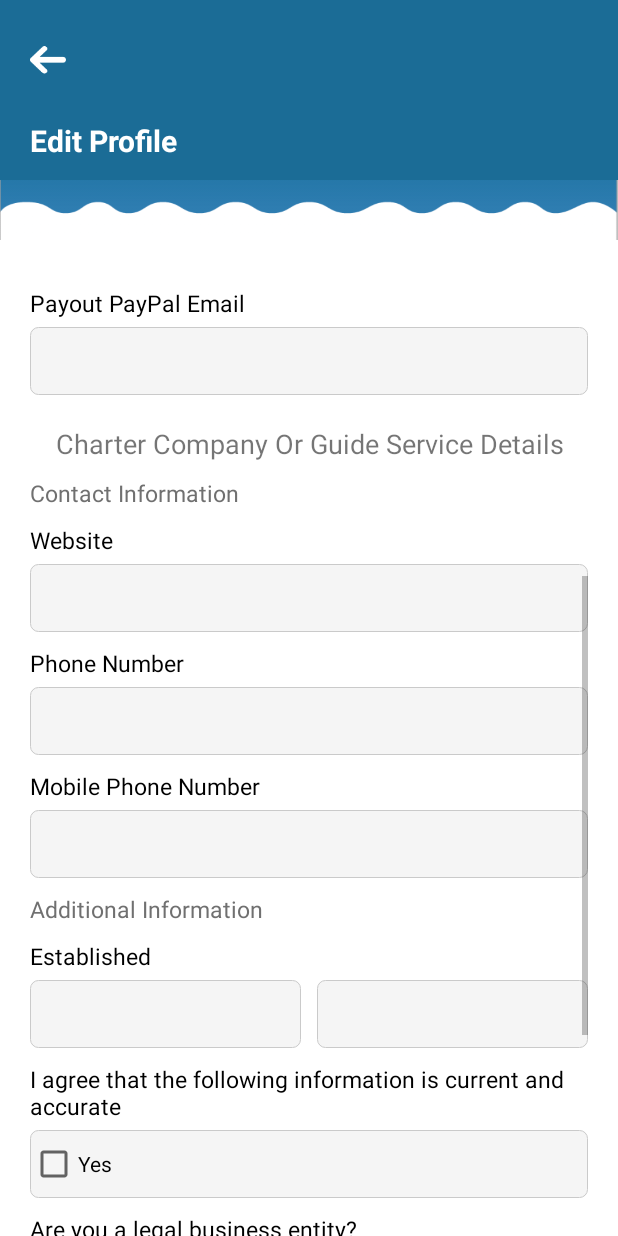
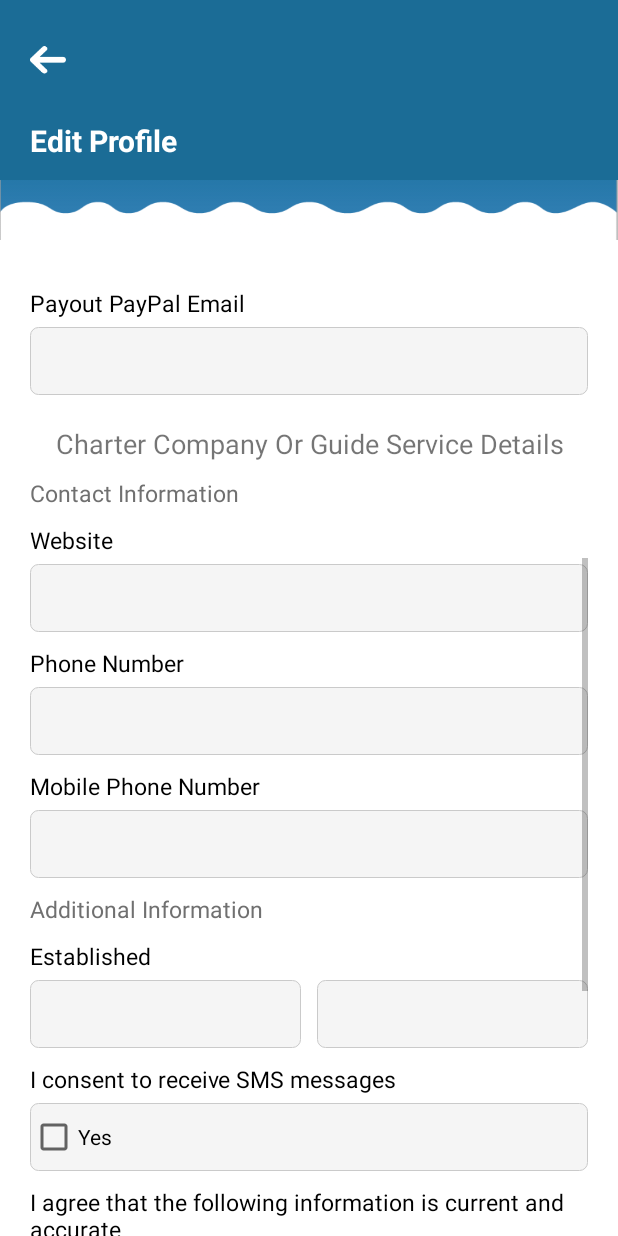
Before and after one commit to preetkewl/FishAnywhere, an Android app: the EditProfileActivity screen opened directly, with no data from a screen before it, scrolled down 457 dp, on a phone screen of 412 x 824 dp. Run offline under Robolectric (Android 15) with nearby library versions, the phone set to English and light mode, and no system bars; our stand-ins replace ButterKnife.

Commit message:
Edit profile bug fixing

```diff
--- a/app/src/main/java/com/apps/fishanywhere/model/webrequest/RetrofitPost.java
+++ b/app/src/main/java/com/apps/fishanywhere/model/webrequest/RetrofitPost.java
@@ -106,7 +106,7 @@ public interface RetrofitPost {
             @Field("profile_website") String website,
             @Field("profile_phone_number") String phoneNumber,
             @Field("profile_mobile_phone_number") String mobiliPhoneNumber,
-            @Field("profile_sms_consent") String smsContent,
+            @Field("profile_sms_consent") boolean smsContent,
             @Field("description") String description,
             @Field("user_id") String userId
     );
--- a/app/src/main/java/com/apps/fishanywhere/presenter/EditCaptainDetailsPresenter.java
+++ b/app/src/main/java/com/apps/fishanywhere/presenter/EditCaptainDetailsPresenter.java
@@ -1,6 +1,7 @@
 package com.apps.fishanywhere.presenter;
 
 import android.content.Context;
+import android.util.Log;
 
 import com.apps.fishanywhere.R;
 import com.apps.fishanywhere.misc.AppConstants;
@@ -45,6 +46,7 @@ public class EditCaptainDetailsPresenter {
                     if(response!=null && response.body()!=null && response.code()==200){
 
                         editCaptainDetailsInterface.getCaptainDetails(response.body());
+
                     }else if(response!=null && response.body()==null && response.code()==401){
                         editCaptainDetailsInterface.finish(context.getResources().getString(R.string.invalid_user_name_password));
                     }
@@ -107,7 +109,7 @@ public class EditCaptainDetailsPresenter {
                     website,
                     phoneNumber,
                     mobileNumber,
-                    "Yes",
+                    currentInfoCurrnetAccurate,
                     "Yes",
                     userId
 
--- a/app/src/main/res/layout/activity_edit_profile.xml
+++ b/app/src/main/res/layout/activity_edit_profile.xml
@@ -404,13 +404,29 @@
                                 android:layout_width="0dp"
                                 android:layout_height="45dp"/>
                         </LinearLayout>
+
                         <TextView
                             android:layout_marginTop="@dimen/dimen_10dp"
                             android:textColor="@color/colorBlack"
                             android:textSize="15sp"
-                            android:text="@string/aggree"
+                            android:text="@string/aggree_consent"
                             android:layout_width="wrap_content"
                             android:layout_height="wrap_content"/>
+                        <CheckBox
+                            android:text="@string/yes"
+                            android:id="@+id/cb_aggree_consent"
+                            android:layout_marginTop="@dimen/dimen_5dp"
+                            android:background="@drawable/selector_edittext_createlisting"
+                            android:layout_width="match_parent"
+                            android:layout_height="45dp"/>
+
+                        <TextView
+                        android:layout_marginTop="@dimen/dimen_10dp"
+                        android:textColor="@color/colorBlack"
+                        android:textSize="15sp"
+                        android:text="@string/aggree"
+                        android:layout_width="wrap_content"
+                        android:layout_height="wrap_content"/>
                         <CheckBox
                             android:text="@string/yes"
                             android:id="@+id/cb_aggree"
@@ -418,6 +434,7 @@
                             android:background="@drawable/selector_edittext_createlisting"
                             android:layout_width="match_parent"
                             android:layout_height="45dp"/>
+
                         <TextView
                             android:layout_marginTop="@dimen/dimen_10dp"
                             android:textColor="@color/colorBlack"
--- a/app/src/main/res/values/strings.xml
+++ b/app/src/main/res/values/strings.xml
@@ -363,6 +363,7 @@
     <string name="additional_info">Additional Information</string>
     <string name="established">Established</string>
     <string name="aggree">I agree that the following information is current and accurate</string>
+    <string name="aggree_consent">I consent to receive SMS messages </string>
     <string name="leagl_entity">Are you a legal business entity?</string>
     <string name="no">No</string>
     <string name="insuarance">Do you have insurance?</string>
```
Also changed, not shown: app/src/main/java/com/apps/fishanywhere/view/activity/EditProfileActivity.java (+32 -4 lines).
